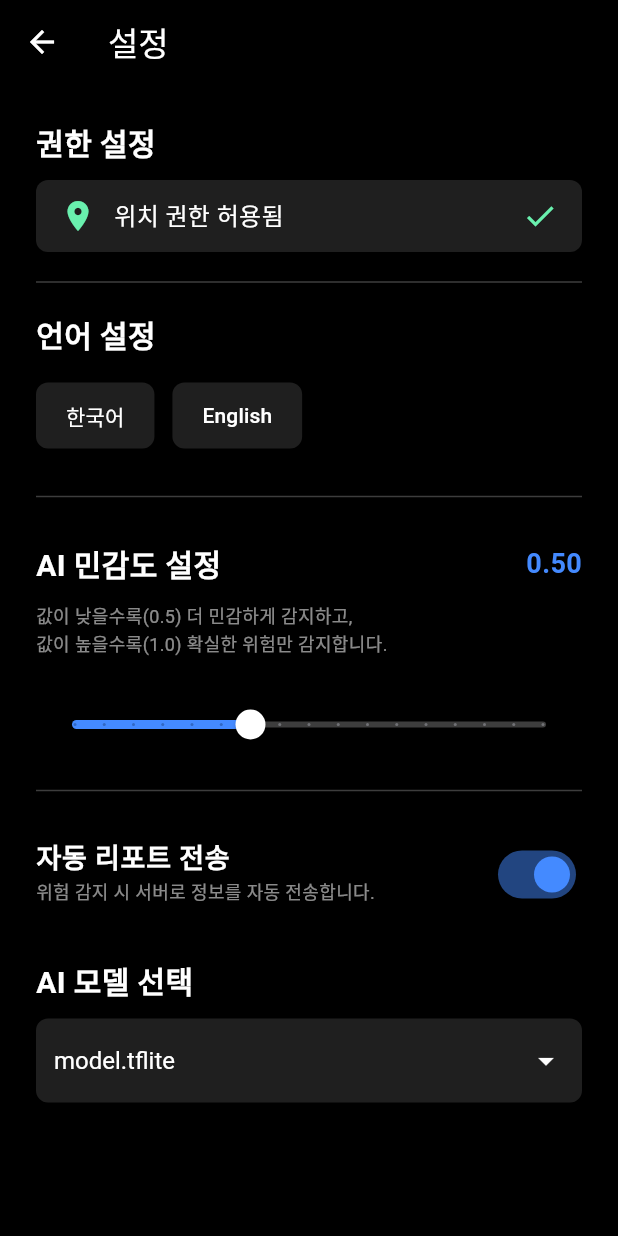
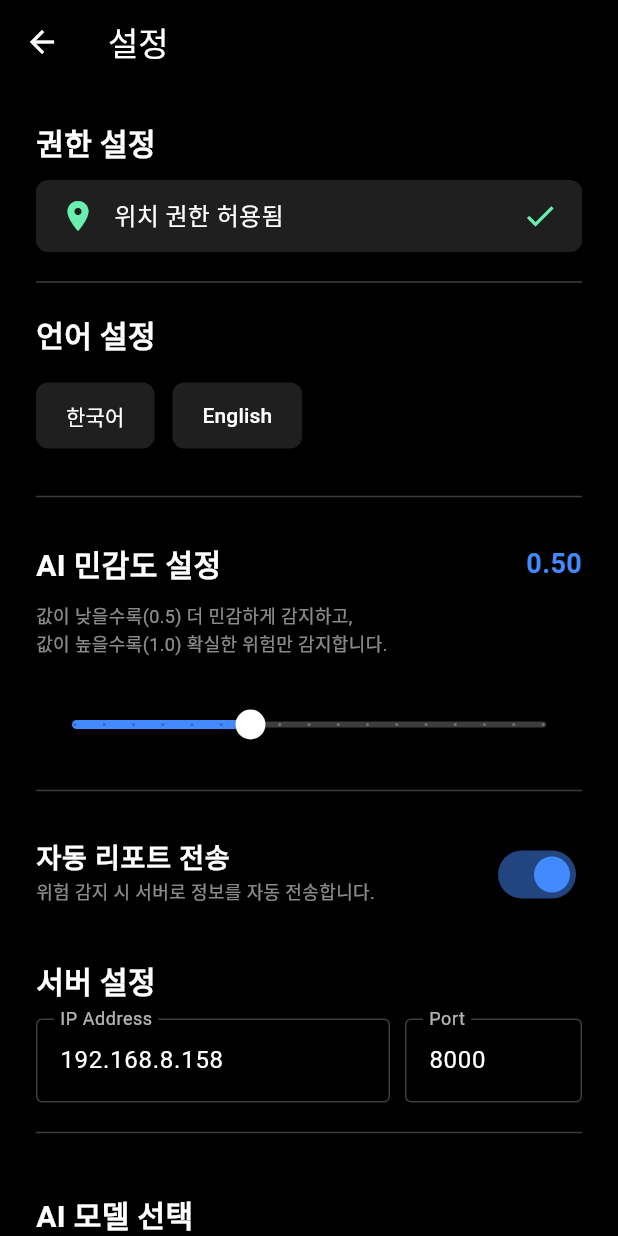
Before and after one commit to Yeon0713/KNU_mathai, a Flutter app: the screen it shows after launch, after a tap on "Skip Test Mode", after a tap on the "settings" icon, on a phone screen of 412 x 824 dp. Run offline on Flutter 3.47's test engine with Material 3 defaults, Android fonts, the phone set to English and light mode, and no system bars; our stand-ins replace audioplayers, battery_plus, camera, geolocator, get, get_storage and 2 more; missing offline and left inert: flutter_vision, tflite_flutter.

Commit message:
Last Push? 2

```diff
--- a/safety_scooter/lib/controllers/global_controller.dart
+++ b/safety_scooter/lib/controllers/global_controller.dart
@@ -49,6 +49,8 @@ class GlobalController extends GetxController with WidgetsBindingObserver {
   var fps = 0.0.obs; // 초당 프레임 수
   var objCount = 0.obs; // 감지된 객체 수
   var lastServerResponse = "대기 중...".obs; // 마지막 서버 응답
+  var serverStatus = "미확인".obs; // [추가] 서버 연결 상태
+  var isServerOnline = false.obs; // [추가] 서버 온라인 여부 (색상용)
   DateTime? _lastFrameTime; // FPS 계산용 시간 기록
 
   // [추가] RideController 참조 (주행 상태 확인용)
@@ -515,6 +517,14 @@ class GlobalController extends GetxController with WidgetsBindingObserver {
     lastServerResponse.value = result;
   }
 
+  // [추가] 서버 연결 테스트 (Ping)
+  Future<void> checkServerConnection() async {
+    serverStatus.value = "확인 중...";
+    String status = await ApiService().checkConnection();
+    serverStatus.value = status;
+    isServerOnline.value = status.contains("Online");
+  }
+
   // [추가] 리포트용 사진 촬영 함수
   Future<String?> _captureImageForReport() async {
     if (cameraController == null || !cameraController!.value.isInitialized) return null;
--- a/safety_scooter/lib/controllers/settings_controller.dart
+++ b/safety_scooter/lib/controllers/settings_controller.dart
@@ -24,6 +24,12 @@ class SettingsController extends GetxController with WidgetsBindingObserver {
   // 5. 위치 권한 상태
   var locationPermissionStatus = PermissionStatus.denied.obs;
 
+  // 6. 서버 설정 (IP, Port)
+  var serverIp = '192.168.8.158'.obs;
+  var serverPort = '8000'.obs;
+  late TextEditingController ipController;
+  late TextEditingController portController;
+
   @override
   void onInit() {
     super.onInit();
@@ -41,6 +47,19 @@ class SettingsController extends GetxController with WidgetsBindingObserver {
     if (box.hasData('selectedModel')) {
       selectedModel.value = box.read('selectedModel');
     }
+    if (box.hasData('server_ip')) {
+      serverIp.value = box.read('server_ip');
+    }
+    if (box.hasData('server_port')) {
+      serverPort.value = box.read('server_port');
+    }
+
+    ipController = TextEditingController(text: serverIp.value);
+    portController = TextEditingController(text: serverPort.value);
+
+    // 입력값 변경 시 자동 저장
+    ipController.addListener(() => box.write('server_ip', ipController.text));
+    portController.addListener(() => box.write('server_port', portController.text));
 
     // assets/models 폴더 스캔하여 목록 업데이트
     _loadModelList();
@@ -51,6 +70,8 @@ class SettingsController extends GetxController with WidgetsBindingObserver {
 
   @override
   void onClose() {
+    ipController.dispose();
+    portController.dispose();
     WidgetsBinding.instance.removeObserver(this); // 감지 해제
     super.onClose();
   }
--- a/safety_scooter/lib/screens/settings_screen.dart
+++ b/safety_scooter/lib/screens/settings_screen.dart
@@ -105,6 +105,48 @@ class SettingsScreen extends StatelessWidget {
                 contentPadding: EdgeInsets.zero,
                 onChanged: (val) => controller.toggleAutoReport(val),
               )),
+
+              const SizedBox(height: 20),
+
+              // [추가] 서버 설정 (IP / Port)
+              Text("서버 설정", style: _headerStyle),
+              const SizedBox(height: 10),
+              Row(
+                children: [
+                  // IP 입력
+                  Expanded(
+                    flex: 2,
+                    child: TextField(
+                      controller: controller.ipController,
+                      style: const TextStyle(color: Colors.white),
+                      decoration: const InputDecoration(
+                        labelText: "IP Address",
+                        labelStyle: TextStyle(color: Colors.white70),
+                        enabledBorder: OutlineInputBorder(borderSide: BorderSide(color: Colors.white24)),
+                        focusedBorder: OutlineInputBorder(borderSide: BorderSide(color: Colors.blueAccent)),
+                      ),
+                    ),
+                  ),
+                  const SizedBox(width: 10),
+                  // Port 입력
+                  Expanded(
+                    flex: 1,
+                    child: TextField(
+                      controller: controller.portController,
+                      style: const TextStyle(color: Colors.white),
+                      keyboardType: TextInputType.number,
+                      decoration: const InputDecoration(
+                        labelText: "Port",
+                        labelStyle: TextStyle(color: Colors.white70),
+                        enabledBorder: OutlineInputBorder(borderSide: BorderSide(color: Colors.white24)),
+                        focusedBorder: OutlineInputBorder(borderSide: BorderSide(color: Colors.blueAccent)),
+                      ),
+                    ),
+                  ),
+                ],
+              ),
+
+              const Divider(color: Colors.white24, height: 40),
 
               const SizedBox(height: 20),
 
--- a/safety_scooter/lib/services/api_service.dart
+++ b/safety_scooter/lib/services/api_service.dart
@@ -1,12 +1,19 @@
 import 'package:http/http.dart' as http;
+import 'package:get_storage/get_storage.dart';
 
 class ApiService {
   static final ApiService _instance = ApiService._internal();
   factory ApiService() => _instance;
   ApiService._internal();
 
-  // FastAPI 서버 주소 (내부망)
-  final String _serverUrl = 'http://192.168.8.158:8000/api/report';
+  final GetStorage _box = GetStorage();
+
+  // [수정] 저장된 IP/Port를 기반으로 URL 동적 생성
+  String get _serverUrl {
+    String ip = _box.read('server_ip') ?? '192.168.8.158';
+    String port = _box.read('server_port') ?? '8000';
+    return 'http://$ip:$port/api/report';
+  }
 
   Future<String> sendWarning(double? lat, double? lng, String? imagePath) async {
     try {
@@ -43,4 +50,20 @@ class ApiService {
       return "에러: $e";
     }
   }
+
+  // [추가] 서버 연결 상태 확인 (Root 경로)
+  Future<String> checkConnection() async {
+    try {
+      String ip = _box.read('server_ip') ?? '192.168.8.158';
+      String port = _box.read('server_port') ?? '8000';
+      final uri = Uri.parse('http://$ip:$port/');
+
+      final response = await http.get(uri).timeout(const Duration(seconds: 3));
+      // 연결은 되었으나 200이 아닐 수도 있음 (예: 404)
+      return "Online (${response.statusCode})";
+    } catch (e) {
+      // 연결 실패 (타임아웃, 거부됨 등)
+      return "Offline";
+    }
+  }
 }
--- a/safety_scooter/lib/widgets/dashboard_overlay.dart
+++ b/safety_scooter/lib/widgets/dashboard_overlay.dart
@@ -76,7 +76,35 @@ class DashboardOverlay extends StatelessWidget {
             Obx(() => Text("Server: ${controller.lastServerResponse.value}",
                 style: const TextStyle(color: Colors.lightBlueAccent, fontSize: 12))),
 
-            const SizedBox(height: 16),
+            const SizedBox(height: 8),
+            const Divider(color: Colors.white24),
+
+            // [추가] 서버 연결 상태 확인 UI
+            Row(
+              mainAxisAlignment: MainAxisAlignment.spaceBetween,
+              children: [
+                const Text("Server Status:", style: TextStyle(color: Colors.white70)),
+                Obx(() => Text(
+                  controller.serverStatus.value,
+                  style: TextStyle(
+                    color: controller.isServerOnline.value ? Colors.greenAccent : Colors.redAccent,
+                    fontWeight: FontWeight.bold
+                  )
+                )),
+              ],
+            ),
+            const SizedBox(height: 8),
+            SizedBox(
+              width: double.infinity,
+              child: ElevatedButton.icon(
+                onPressed: () => controller.checkServerConnection(),
+                icon: const Icon(Icons.wifi, size: 16),
+                label: const Text("서버 연결 테스트 (Root)"),
+                style: ElevatedButton.styleFrom(backgroundColor: Colors.grey[800], foregroundColor: Colors.white),
+              ),
+            ),
+            const SizedBox(height: 8),
+
             SizedBox(
               width: double.infinity,
               child: ElevatedButton.icon(
```
Also changed, not shown: 1 other file.
